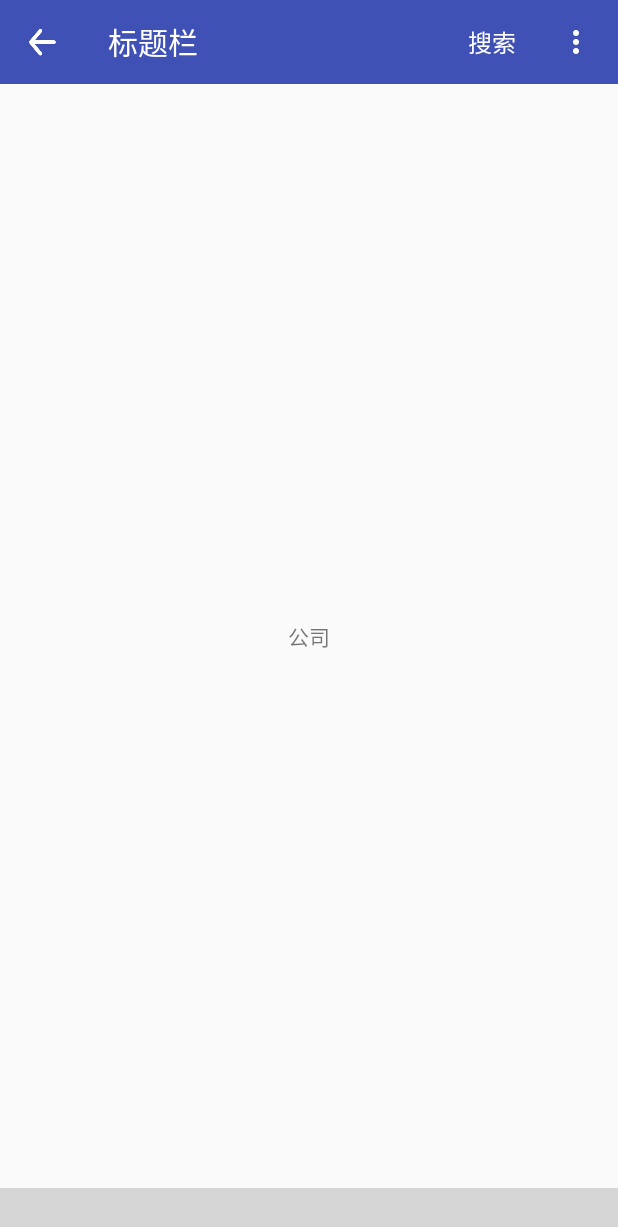
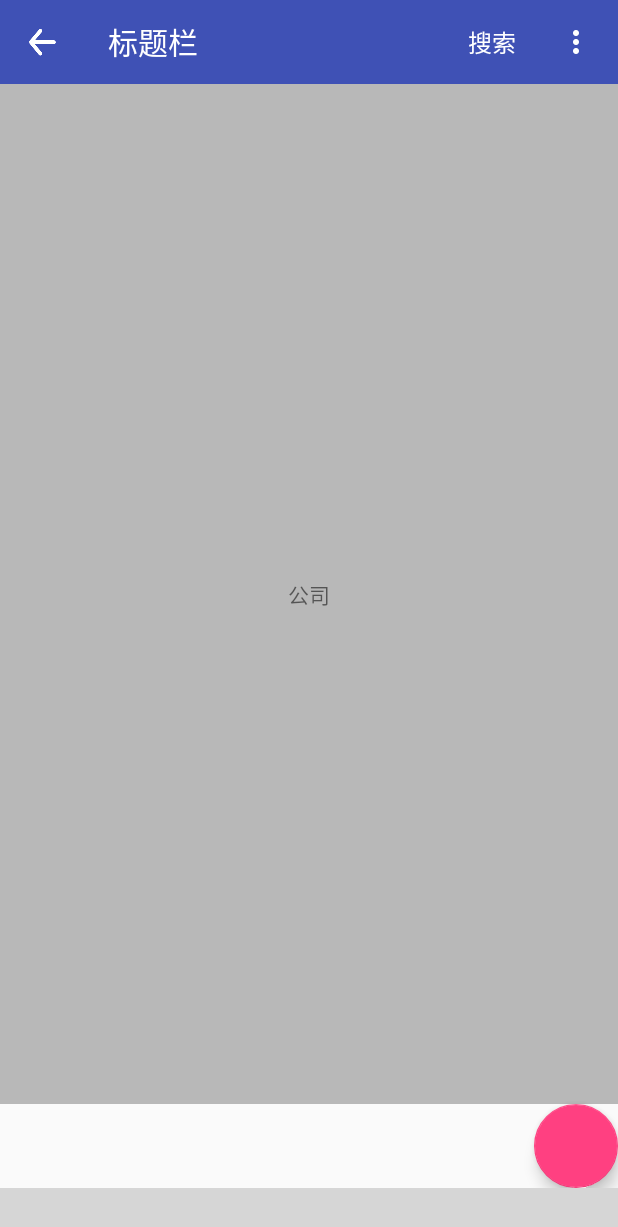
Before and after one commit to litoper/Demo, an Android app: the screen it shows after launch (MianActivity), on a phone screen of 412 x 824 dp. Shown: the top 1227 px of the screen. Run offline under Robolectric (Android 15) with nearby library versions, the light colour scheme and no system bars; our stand-ins replace ButterKnife; libraries missing offline, so code that uses them is left out: com.ashokvarma.bottomnavigation; plain views replace BottomNavigationBar; 3 statements that could not run were skipped; grey boxes are pictures that could not be loaded.

Commit message:
FloatingActionButton

```diff
--- a/app/src/main/AndroidManifest.xml
+++ b/app/src/main/AndroidManifest.xml
@@ -1,5 +1,6 @@
 <manifest xmlns:android="http://schemas.android.com/apk/res/android"
-    package="com.example.kadh.demo">
+          xmlns:tools="http://schemas.android.com/tools"
+          package="com.example.kadh.demo">
 
     <uses-permission android:name="android.permission.ACCESS_WIFI_STATE" />
     <uses-permission android:name="android.permission.WRITE_EXTERNAL_STORAGE" />
@@ -14,6 +15,7 @@
         android:label="@string/app_name"
         android:roundIcon="@mipmap/ic_launcher_round"
         android:supportsRtl="true"
+        tools:replace="android:icon"
         android:theme="@style/AppTheme.NoActionBar">
 
         <activity android:name=".MianActivity">
--- a/app/src/main/java/com/example/kadh/demo/MianActivity.java
+++ b/app/src/main/java/com/example/kadh/demo/MianActivity.java
@@ -1,9 +1,13 @@
 package com.example.kadh.demo;
 
+import android.os.Bundle;
+import android.support.design.widget.FloatingActionButton;
 import android.support.v4.app.Fragment;
 import android.support.v4.view.ViewPager;
 import android.support.v7.widget.Toolbar;
 import android.view.Menu;
+import android.view.View;
+import android.widget.Toast;
 
 import com.ashokvarma.bottomnavigation.BottomNavigationBar;
 import com.ashokvarma.bottomnavigation.BottomNavigationItem;
@@ -13,6 +17,8 @@ import com.example.kadh.base.BaseActivity;
 import java.util.ArrayList;
 
 import butterknife.BindView;
+import butterknife.ButterKnife;
+import butterknife.OnClick;
 
 /**
  * @author: kadh
@@ -24,17 +30,24 @@ import butterknife.BindView;
 
 public class MianActivity extends BaseActivity {
     @BindView(R.id.common_toolbar)
-    Toolbar mCommonToolbar;
+    Toolbar              mCommonToolbar;
     @BindView(R.id.activity_main_vp)
-    ViewPager mVp;
+    ViewPager            mVp;
     @BindView(R.id.activity_main_bnb)
-    BottomNavigationBar mBnb;
+    BottomNavigationBar  mBnb;
+    @BindView(R.id.activity_main_fabtn)
+    FloatingActionButton mFaBtn;
     private TextBadgeItem mBadgeItem;
 
     @Override
     public void configViews() {
         initBottomNavigationBar();
         initViewPager();
+        initFaBtn();
+    }
+
+    private void initFaBtn() {
+        mFaBtn.show();
     }
 
     private void initViewPager() {
@@ -129,4 +142,25 @@ public class MianActivity extends BaseActivity {
         return true;
     }
 
+    @Override
+    protected void onCreate(Bundle savedInstanceState) {
+        super.onCreate(savedInstanceState);
+        // TODO: add setContentView(...) invocation
+        ButterKnife.bind(this);
+    }
+
+    @OnClick({R.id.common_toolbar, R.id.activity_main_vp, R.id.activity_main_fabtn, R.id.activity_main_bnb})
+    public void onViewClicked(View view) {
+        switch (view.getId()) {
+            case R.id.common_toolbar:
+                break;
+            case R.id.activity_main_vp:
+                break;
+            case R.id.activity_main_fabtn:
+                Toast.makeText(this, "fabtn", Toast.LENGTH_SHORT).show();
+                break;
+            case R.id.activity_main_bnb:
+                break;
+        }
+    }
 }
--- a/app/src/main/res/layout/activity_main.xml
+++ b/app/src/main/res/layout/activity_main.xml
@@ -1,23 +1,30 @@
 <?xml version="1.0" encoding="utf-8"?>
 <LinearLayout xmlns:android="http://schemas.android.com/apk/res/android"
-    xmlns:app="http://schemas.android.com/apk/res-auto"
-    android:layout_width="match_parent"
-    android:layout_height="match_parent"
-    android:fitsSystemWindows="true"
-    android:orientation="vertical">
+              xmlns:app="http://schemas.android.com/apk/res-auto"
+              android:layout_width="match_parent"
+              android:layout_height="match_parent"
+              android:fitsSystemWindows="true"
+              android:orientation="vertical">
 
-    <include layout="@layout/common_toolbar" />
+    <include layout="@layout/common_toolbar"/>
 
     <android.support.v4.view.ViewPager
         android:id="@+id/activity_main_vp"
         android:layout_width="match_parent"
         android:layout_height="0dp"
-        android:layout_weight="1" />
+        android:layout_weight="1"
+        android:background="@color/gray"/>
+
+    <android.support.design.widget.FloatingActionButton
+        android:id="@+id/activity_main_fabtn"
+        android:layout_width="wrap_content"
+        android:layout_height="wrap_content"
+        android:layout_gravity="end"
+        />
 
     <com.ashokvarma.bottomnavigation.BottomNavigationBar
         android:id="@+id/activity_main_bnb"
         android:layout_width="match_parent"
         android:layout_height="wrap_content"
-        app:bnbMode="mode_fixed" />
-
+        app:bnbMode="mode_fixed"/>
 </LinearLayout>
--- a/app/src/main/res/layout/common_toolbar.xml
+++ b/app/src/main/res/layout/common_toolbar.xml
@@ -1,6 +1,10 @@
 <?xml version="1.0" encoding="utf-8"?>
 <merge xmlns:android="http://schemas.android.com/apk/res/android"
        xmlns:app="http://schemas.android.com/apk/res-auto"
+       android:layout_width="match_parent"
+       android:layout_height="wrap_content">
+
+    <android.support.design.widget.AppBarLayout
         android:layout_width="match_parent"
         android:layout_height="wrap_content">
 
@@ -10,5 +14,9 @@
             android:layout_height="wrap_content"
             android:background="?attr/colorPrimary"
             android:minHeight="?attr/actionBarSize"
-        android:theme="@style/Theme.ToolBar.Menu" />
+            android:theme="@style/Theme.ToolBar.Menu"
+            app:layout_scrollFlags="scroll|enterAlwaysCollapsed|enterAlways">
+
+        </android.support.v7.widget.Toolbar>
+    </android.support.design.widget.AppBarLayout>
 </merge>
--- a/build.gradle
+++ b/build.gradle
@@ -5,9 +5,10 @@ buildscript {
     repositories {
         maven { url 'https://maven.google.com' }
         jcenter()
+        google()
     }
     dependencies {
-        classpath 'com.android.tools.build:gradle:3.0.0-alpha3'
+        classpath 'com.android.tools.build:gradle:3.1.2'
         classpath "org.jetbrains.kotlin:kotlin-gradle-plugin:$kotlin_version"
 
         // NOTE: Do not place your application dependencies here; they belong
```
Also changed, not shown: app/build.gradle (+3 -8 lines), gradle/wrapper/gradle-wrapper.properties, 1 other file. Lines whose indentation alone changed are shown as unchanged.
